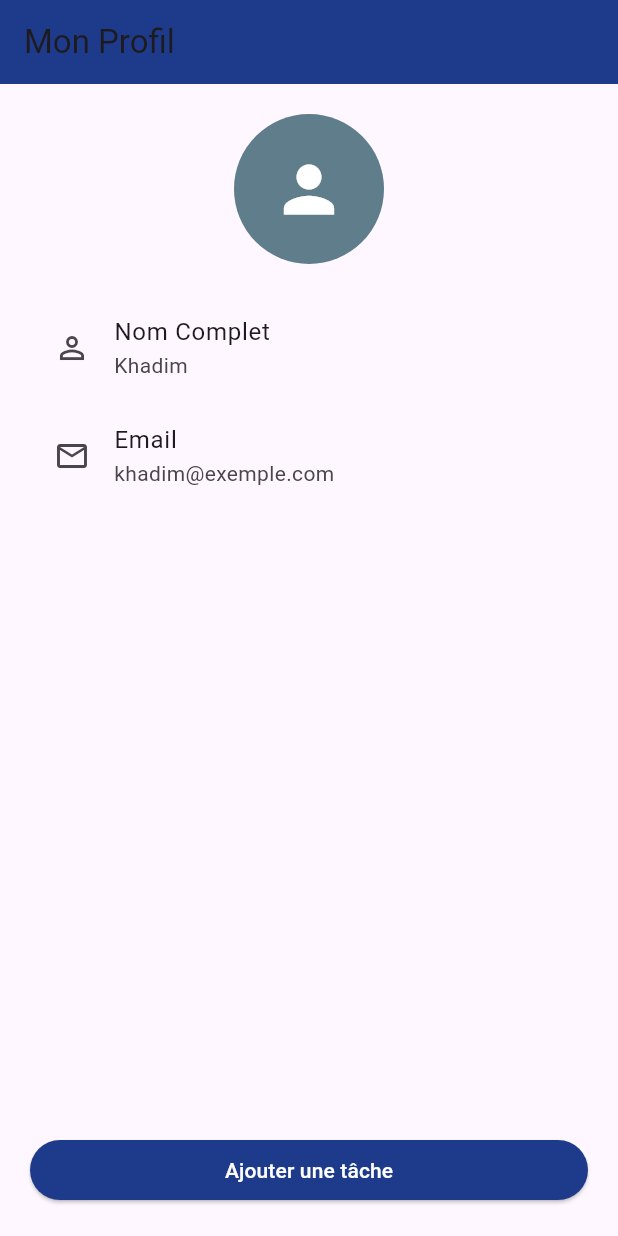
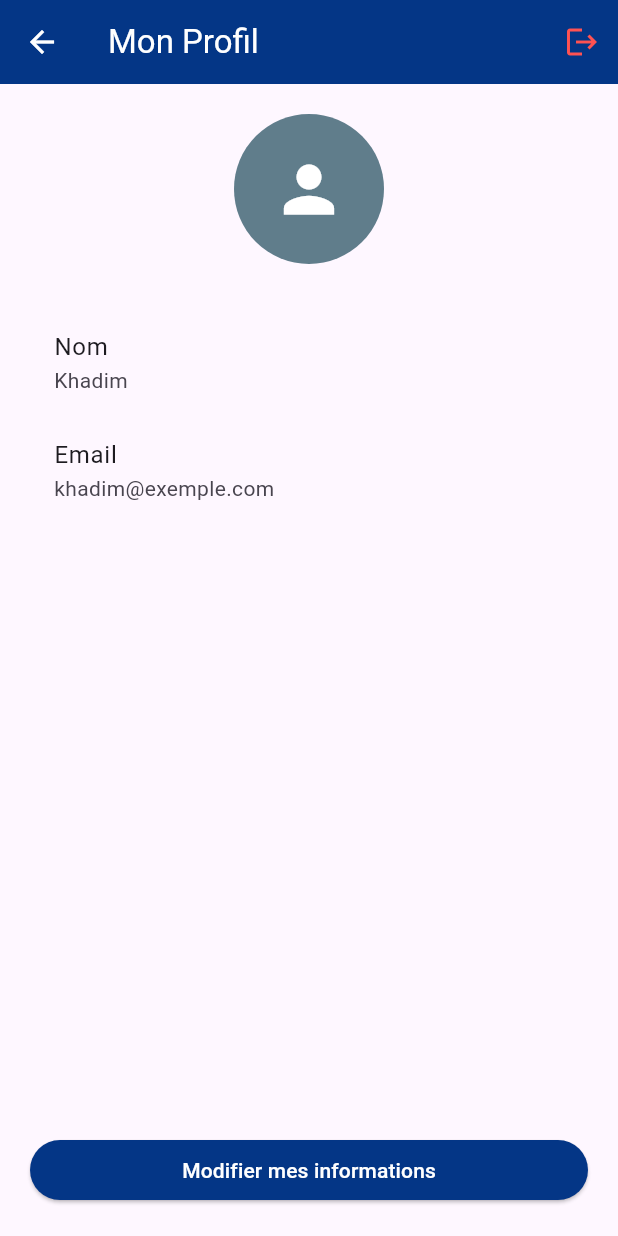
Before and after one commit to Dieu-Beni/todo_app_force-n, a Flutter app: the ProfileScreen screen opened directly, on a phone screen of 412 x 824 dp. Run offline on Flutter 3.47's test engine with Material 3 defaults, Android fonts, the light colour scheme and no system bars.

Commit message:
Finalisation Ajout de tache et Profil avec navigation inversee

```diff
--- a/lib/screens/profile_screen.dart
+++ b/lib/screens/profile_screen.dart
@@ -1,65 +1,42 @@
 import 'package:flutter/material.dart';
-import 'add_task_screen.dart'; // IMPORTANT : Permet d'utiliser la page d'ajout
 
 class ProfileScreen extends StatelessWidget {
 @override
 Widget build(BuildContext context) {
 return Scaffold(
-      // Barre supérieure avec le titre demandé au Livrable 5
 appBar: AppBar(
 title: const Text("Mon Profil"),
-        backgroundColor: const Color(0xFF1E3A8A), // Bleu marine professionnel
+actions: [
+IconButton(
+icon: const Icon(Icons.logout, color: Colors.redAccent),
+onPressed: () => Navigator.pop(context),
+),
+],
 ),
 body: Padding(
-        padding: const EdgeInsets.all(20.0), // Marge tout autour du contenu
+padding: const EdgeInsets.all(20.0),
 child: Column(
 children: [
-            // Photo de profil (icône par défaut)
 const CircleAvatar(
 radius: 50,
 backgroundColor: Colors.blueGrey,
 child: Icon(Icons.person, size: 50, color: Colors.white),
 ),
-            const SizedBox(height: 20), // Espace vertical entre les éléments
-
-            // Bloc Information : Nom Complet
-            const ListTile(
-              leading: Icon(Icons.person_outline),
-              title: Text("Nom Complet"),
-              subtitle: Text("Khadim"),
-            ),
-
-            // Bloc Information : Email
-            const ListTile(
-              leading: Icon(Icons.email_outlined),
-              title: Text("Email"),
-              subtitle: Text("khadim@exemple.com"),
-            ),
-
-            // Pousse le bouton vers le bas de l'écran
+const SizedBox(height: 30),
+const ListTile(title: Text("Nom"), subtitle: Text("Khadim")),
+const ListTile(title: Text("Email"), subtitle: Text("khadim@exemple.com")),
 const Spacer(),
-
-            // Bouton de navigation vers l'ajout de tâches
 SizedBox(
-              width: double.infinity, // Le bouton prend toute la largeur
+width: double.infinity,
 child: ElevatedButton(
-                style: ElevatedButton.styleFrom(
-                  backgroundColor: const Color(0xFF1E3A8A), // Couleur bleue
-                  foregroundColor: Colors.white, // Texte en blanc
-                ),
-                onPressed: () {
-                  // Cette fonction permet de changer de page
-                  Navigator.push(
-                    context,
-                    MaterialPageRoute(builder: (context) => AddTaskScreen()),
-                  );
-                },
-                child: const Text("Ajouter une tâche"), // Texte du bouton
+style: ElevatedButton.styleFrom(backgroundColor: const Color(0xFF043686)),
+onPressed: () => print("Modifier"),
+child: const Text("Modifier mes informations", style: TextStyle(color: Colors.white)),
 ),
 ),
-          ], // Fin de la liste d'enfants de Column
-        ), // Fin de Column
-      ), // Fin de Padding
-    ); // Fin de Scaffold
+],
+),
+),
+);
 }
 }
```
Also changed, not shown: lib/main.dart (+10 -4 lines), lib/screens/add_task_screen.dart (+20 -39 lines). Lines whose indentation alone changed are shown as unchanged.
